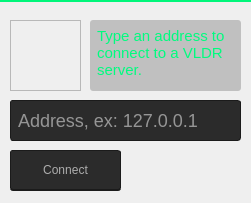
Above: vldrChatQt/vldrIntroQt.ui from vldr/VLDRChat before the change. Below: the same form after it.
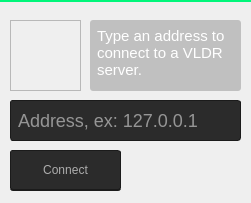
That is the form after the change. Icons and pictures are not drawn.

Patch:
```diff
--- a/vldrChatQt/vldrIntroQt.ui
+++ b/vldrChatQt/vldrIntroQt.ui
@@ -105,7 +105,7 @@
     </font>
    </property>
    <property name="styleSheet">
-    <string notr="true">color:rgb(0, 252, 127);
+    <string notr="true">color:white;
 padding-left:1px;
 padding-top:-2px;
 background:none;
```
